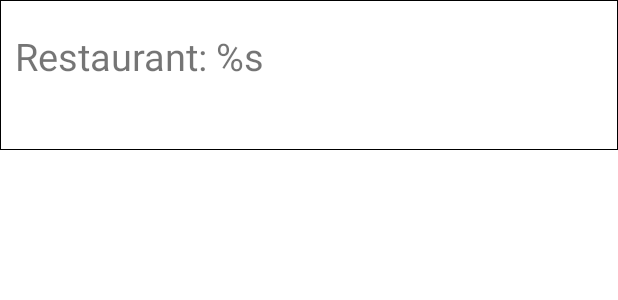
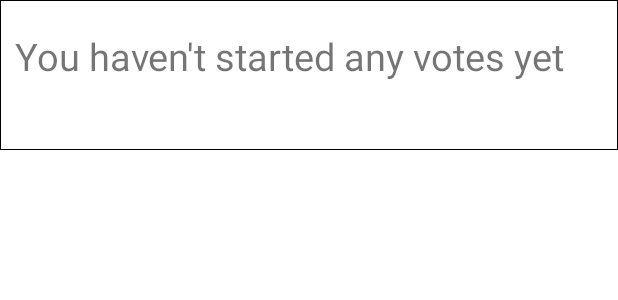
Before and after one commit to LlGOuDaN/WUT2EAT29, an Android app: the layout fragment_view_vote.xml on its own in the app's theme, with its tools: preview values and no code run, on a phone screen of 412 x 824 dp. Shown: the top 300 px of the screen. Run offline under Robolectric (Android 15) with nearby library versions, the phone set to English and light mode, and no system bars.

Commit message:
Fixed View Vote

```diff
--- a/Project/app/src/main/java/com/example/l8411/wut2eat29/Fragment/ViewVoteFragment.java
+++ b/Project/app/src/main/java/com/example/l8411/wut2eat29/Fragment/ViewVoteFragment.java
@@ -70,7 +70,7 @@ public class ViewVoteFragment extends Fragment {
                         mRef.child("votes").child(entry.getKey()).child("resturant").addListenerForSingleValueEvent(new ValueEventListener() {
                             @Override
                             public void onDataChange(DataSnapshot dataSnapshot) {
-                                mTextView.setText(String.format(getString(R.string.your_today_s_vote_s),dataSnapshot.getValue().toString()));
+                                mTextView.setText(String.format("Restaurant: %s",dataSnapshot.getValue().toString()));
                             }
 
                             @Override
--- a/Project/app/src/main/res/layout/fragment_profile.xml
+++ b/Project/app/src/main/res/layout/fragment_profile.xml
@@ -165,7 +165,7 @@
                 android:background="@color/gap" />
 
             <TextView
-                android:drawableLeft="@drawable/ic_assessment_black_24dp"
+                android:drawableLeft="@drawable/icons8_approval_24"
                 android:id="@+id/do_vote"
                 android:layout_width="fill_parent"
                 android:layout_height="50dp"
--- a/Project/app/src/main/res/layout/fragment_view_vote.xml
+++ b/Project/app/src/main/res/layout/fragment_view_vote.xml
@@ -10,7 +10,7 @@
     <TextView
         android:layout_width="match_parent"
         android:layout_height="100dp"
-        android:text="@string/your_today_s_vote_s"
+        android:text="@string/you_haven_t_started_any_votes_yet"
         android:id="@+id/view_vote_top_text"
         android:textSize="25sp"
         android:paddingHorizontal="10dp"
--- a/Project/app/src/main/res/values/strings.xml
+++ b/Project/app/src/main/res/values/strings.xml
@@ -76,6 +76,7 @@
     <string name="notification_sent">Notification sent out!</string>
     <string name="s_ask_you_eat_together">%s ask you to eat together</string>
     <string name="do_vote">Do Vote</string>
+    <string name="you_haven_t_started_any_votes_yet">You haven\'t started any votes yet</string>
 
 
 </resources>
```
Also changed, not shown: Project/app/src/main/java/com/example/l8411/wut2eat29/Adapter/ViewVoteAdapter.java (+50 -19 lines), Project/app/src/main/res/drawable-v24/icons8_approval_24.png (added), 1 other file.
